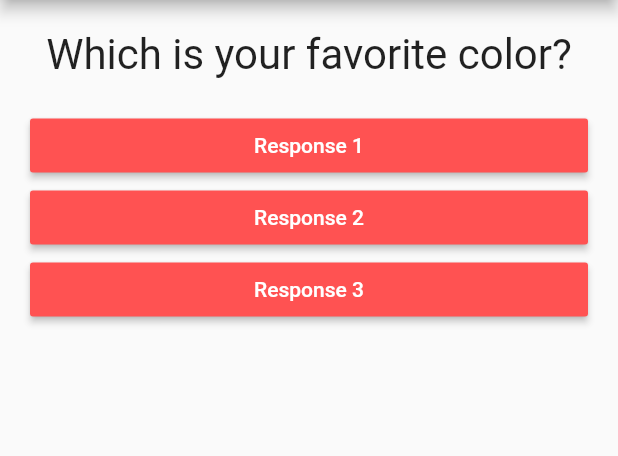
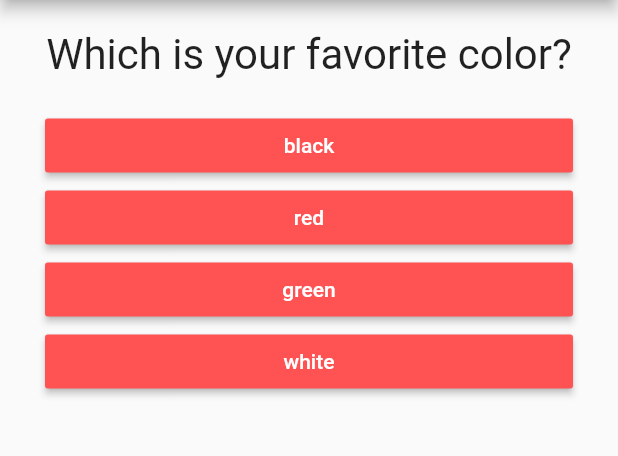
Before and after one commit to juniorbotelho/quizz, a Flutter app: the screen it shows after launch, on a phone screen of 412 x 824 dp, the part 84-540 px from its top. Run offline on Flutter 3.47's test engine with Material 2 defaults, Android fonts, the phone set to English and light mode, and no system bars.

Commit message:
chore: add new components to the project

```diff
--- a/lib/answer.dart
+++ b/lib/answer.dart
@@ -12,7 +12,7 @@ class Answer extends StatelessWidget {
       children: this.index.map((index) {
         return Container(
           width: double.infinity,
-          margin: const EdgeInsets.fromLTRB(20.0, 0, 20.0, 0),
+          margin: const EdgeInsets.fromLTRB(30.0, 0, 30.0, 0),
           child: RaisedButton(
             color: Colors.redAccent,
             textColor: Colors.white,
--- a/lib/main.dart
+++ b/lib/main.dart
@@ -6,38 +6,53 @@ main() => runApp(QuizzApp());
 
 class _QuizzAppState extends State<QuizzApp> {
   int indexed = 0;
+  final List<Map<String, Object>> questions = const [
+    {
+      'text': 'Which is your favorite color?',
+      'answer': ['black', 'red', 'green', 'white']
+    },
+    {
+      'text': 'Which is your favorite animal?',
+      'answer': ['rabbit', 'snake', 'elephant', 'lion']
+    },
+    {
+      'text': 'Which is your favorite instructor?',
+      'answer': ['maria', 'joão', 'leo', 'pedro']
+    }
+  ];
 
-  void handleQuestionResponse({int num = 0}) {
-    setState(() => indexed = num);
+  bool hasQuestions() {
+    return this.indexed < this.questions.length ? true : false;
+  }
+
+  void questionResponse({int num = 0}) {
+    setState(() => this.indexed++);
+  }
+
+  Widget screenResponse() {
+    return this.hasQuestions()
+        ? Column(
+            children: <Widget>[
+              Question(text: this.questions.elementAt(this.indexed)['text']),
+              Answer(
+                text: this.questions.elementAt(this.indexed)['answer'],
+                index: [0, 1, 2, 3],
+                onSelect: this.questionResponse,
+              )
+            ],
+          )
+        : null;
   }
 
   @override
   Widget build(BuildContext context) {
-    final List<String> questions = [];
-
-    // Questions
-    questions.add('Which is your favorite color?');
-    questions.add('Which is your favorite animal?');
-    questions.add('Which is your favorite memorie?');
-
     return MaterialApp(
       home: Scaffold(
         appBar: AppBar(
           title: Text('Quizz'),
           backgroundColor: Colors.redAccent,
         ),
-        body: Column(
-          children: <Widget>[
-            Question(
-              text: questions.elementAt(this.indexed),
-            ),
-            Answer(
-              onSelect: this.handleQuestionResponse,
-              text: ['Response 1', 'Response 2', 'Response 3'],
-              index: [0, 1, 2],
-            )
-          ],
-        ),
+        body: this.screenResponse(),
       ),
     );
   }
```
